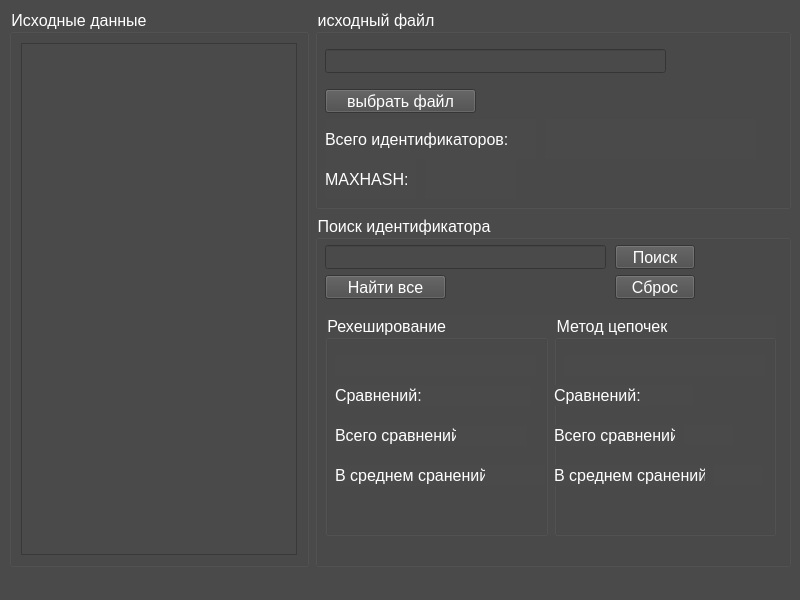
Old version of the form mainwindow.ui in the repository zelpold/FormalLanguages.
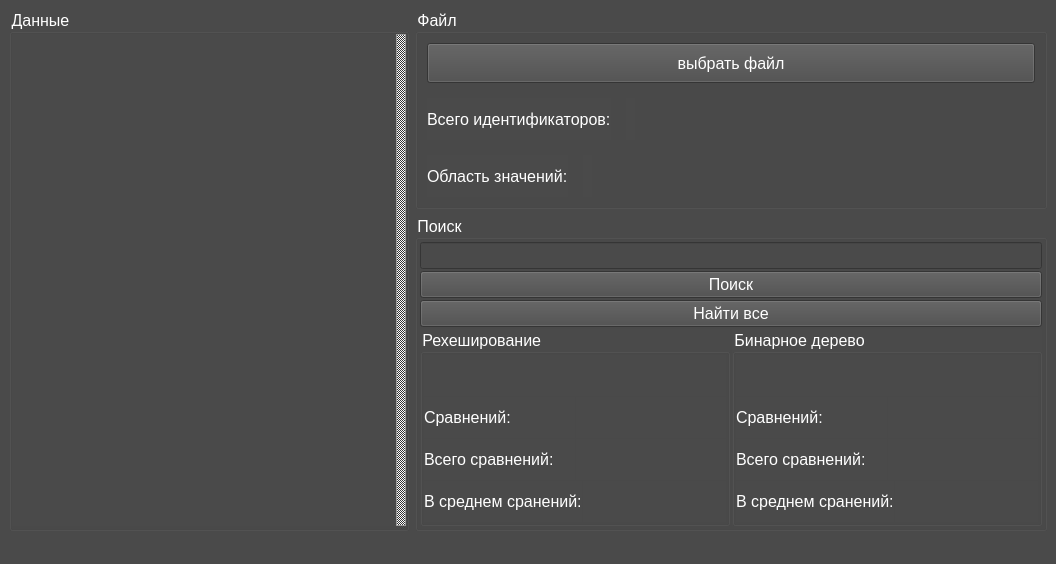
New version of the form.

The edit to the form file:
```diff
--- a/mainwindow.ui
+++ b/mainwindow.ui
@@ -6,8 +6,8 @@
    <rect>
     <x>0</x>
     <y>0</y>
-    <width>800</width>
-    <height>600</height>
+    <width>1056</width>
+    <height>564</height>
    </rect>
   </property>
   <property name="windowTitle">
@@ -18,12 +18,43 @@
 background:#4a4a4a;
 color:#fff;
 font-size:16px;
-}</string>
+}
+QScrollBar:vertical {              
+        border: 1px solid #999999;
+        background:#333333;
+        width:10px;    
+        margin: 0px 0px 0px 0px;
+    }
+    QScrollBar::handle:vertical {
+        background: qlineargradient(x1:0, y1:0, x2:1, y2:0,
+        stop: 0 rgb(32, 47, 130), stop: 0.5 rgb(32, 47, 130), stop:1 rgb(32, 47, 130));
+        min-height: 0px;
+    }
+    QScrollBar::add-line:vertical {
+        background: qlineargradient(x1:0, y1:0, x2:1, y2:0,
+        stop: 0 rgb(32, 47, 130), stop: 0.5 rgb(32, 47, 130),  stop:1 rgb(32, 47, 130));
+        height: 0px;
+        subcontrol-position: bottom;
+        subcontrol-origin: margin;
+    }
+    QScrollBar::sub-line:vertical {
+        background: qlineargradient(x1:0, y1:0, x2:1, y2:0,
+        stop: 0  rgb(32, 47, 130), stop: 0.5 rgb(32, 47, 130),  stop:1 rgb(32, 47, 130));
+        height: 0 px;
+        subcontrol-position: top;
+        subcontrol-origin: margin;
+    }</string>
   </property>
   <widget class="QWidget" name="centralwidget">
    <layout class="QHBoxLayout" name="horizontalLayout">
     <item>
      <widget class="QGroupBox" name="groupBox_2">
+      <property name="minimumSize">
+       <size>
+        <width>400</width>
+        <height>0</height>
+       </size>
+      </property>
       <property name="maximumSize">
        <size>
         <width>300</width>
@@ -36,11 +67,42 @@
        </font>
       </property>
       <property name="title">
-       <string>Исходные данные</string>
+       <string>Данные</string>
       </property>
       <layout class="QVBoxLayout" name="verticalLayout_2">
+       <property name="spacing">
+        <number>0</number>
+       </property>
+       <property name="leftMargin">
+        <number>0</number>
+       </property>
+       <property name="topMargin">
+        <number>0</number>
+       </property>
+       <property name="rightMargin">
+        <number>0</number>
+       </property>
+       <property name="bottomMargin">
+        <number>2</number>
+       </property>
        <item>
-        <widget class="QListWidget" name="listId"/>
+        <widget class="QListWidget" name="listId">
+         <property name="frameShape">
+          <enum>QFrame::NoFrame</enum>
+         </property>
+         <property name="verticalScrollBarPolicy">
+          <enum>Qt::ScrollBarAlwaysOn</enum>
+         </property>
+         <property name="horizontalScrollBarPolicy">
+          <enum>Qt::ScrollBarAlwaysOff</enum>
+         </property>
+         <property name="sizeAdjustPolicy">
+          <enum>QAbstractScrollArea::AdjustIgnored</enum>
+         </property>
+         <property name="horizontalScrollMode">
+          <enum>QAbstractItemView::ScrollPerPixel</enum>
+         </property>
+        </widget>
        </item>
       </layout>
      </widget>
@@ -61,83 +123,88 @@
          </font>
         </property>
         <property name="title">
-         <string>исходный файл</string>
+         <string>Файл</string>
         </property>
-        <widget class="QLineEdit" name="fileEdit">
-         <property name="geometry">
-          <rect>
-           <x>10</x>
-           <y>40</y>
-           <width>341</width>
-           <height>24</height>
-          </rect>
+        <layout class="QVBoxLayout" name="verticalLayout_3">
+         <property name="spacing">
+          <number>15</number>
          </property>
-        </widget>
+         <item>
         <widget class="QPushButton" name="chooseFile">
-         <property name="geometry">
-          <rect>
-           <x>10</x>
-           <y>80</y>
-           <width>151</width>
-           <height>24</height>
-          </rect>
+           <property name="minimumSize">
+            <size>
+             <width>0</width>
+             <height>40</height>
+            </size>
          </property>
          <property name="text">
           <string>выбрать файл</string>
          </property>
         </widget>
+         </item>
+         <item>
+          <layout class="QHBoxLayout" name="horizontalLayout_3">
+           <item>
         <widget class="QLabel" name="label">
-         <property name="geometry">
-          <rect>
-           <x>10</x>
-           <y>110</y>
-           <width>211</width>
-           <height>40</height>
-          </rect>
-         </property>
          <property name="text">
           <string>Всего идентификаторов:</string>
          </property>
         </widget>
+           </item>
+           <item>
         <widget class="QLabel" name="id_num">
-         <property name="geometry">
-          <rect>
-           <x>230</x>
-           <y>110</y>
-           <width>211</width>
-           <height>40</height>
-          </rect>
-         </property>
          <property name="text">
           <string/>
          </property>
         </widget>
+           </item>
+           <item>
+            <spacer name="horizontalSpacer">
+             <property name="orientation">
+              <enum>Qt::Horizontal</enum>
+             </property>
+             <property name="sizeHint" stdset="0">
+              <size>
+               <width>40</width>
+               <height>20</height>
+              </size>
+             </property>
+            </spacer>
+           </item>
+          </layout>
+         </item>
+         <item>
+          <layout class="QHBoxLayout" name="horizontalLayout_4">
+           <item>
         <widget class="QLabel" name="label_2">
-         <property name="geometry">
-          <rect>
-           <x>10</x>
-           <y>150</y>
-           <width>91</width>
-           <height>40</height>
-          </rect>
-         </property>
          <property name="text">
-          <string>MAXHASH:</string>
-         </property>
-        </widget>
+              <string>Область значений:</string>
+             </property>
+            </widget>
+           </item>
+           <item>
         <widget class="QLabel" name="maxhash">
-         <property name="geometry">
-          <rect>
-           <x>110</x>
-           <y>150</y>
-           <width>91</width>
-           <height>40</height>
-          </rect>
-         </property>
          <property name="text">
           <string/>
          </property>
         </widget>
+           </item>
+           <item>
+            <spacer name="horizontalSpacer_2">
+             <property name="orientation">
+              <enum>Qt::Horizontal</enum>
+             </property>
+             <property name="sizeHint" stdset="0">
+              <size>
+               <width>40</width>
+               <height>20</height>
+              </size>
+             </property>
+            </spacer>
+           </item>
+          </layout>
+         </item>
+        </layout>
        </widget>
       </item>
       <item>
@@ -148,265 +215,224 @@
          </font>
         </property>
         <property name="title">
-         <string>Поиск идентификатора</string>
+         <string>Поиск</string>
         </property>
+        <layout class="QVBoxLayout" name="verticalLayout_4">
+         <property name="spacing">
+          <number>2</number>
+         </property>
+         <property name="leftMargin">
+          <number>2</number>
+         </property>
+         <property name="topMargin">
+          <number>2</number>
+         </property>
+         <property name="rightMargin">
+          <number>2</number>
+         </property>
+         <property name="bottomMargin">
+          <number>2</number>
+         </property>
+         <item>
+          <widget class="QLineEdit" name="searchIdEdit"/>
+         </item>
+         <item>
         <widget class="QPushButton" name="searchButton">
-         <property name="geometry">
-          <rect>
-           <x>300</x>
-           <y>30</y>
-           <width>80</width>
-           <height>24</height>
-          </rect>
-         </property>
          <property name="text">
           <string>Поиск</string>
          </property>
         </widget>
-        <widget class="QPushButton" name="clearButton">
-         <property name="geometry">
-          <rect>
-           <x>300</x>
-           <y>60</y>
-           <width>80</width>
-           <height>24</height>
-          </rect>
-         </property>
-         <property name="text">
-          <string>Сброс</string>
-         </property>
-        </widget>
-        <widget class="QLineEdit" name="searchIdEdit">
-         <property name="geometry">
-          <rect>
-           <x>10</x>
-           <y>30</y>
-           <width>281</width>
-           <height>24</height>
-          </rect>
-         </property>
-        </widget>
+         </item>
+         <item>
         <widget class="QPushButton" name="searchAllButton">
-         <property name="geometry">
-          <rect>
-           <x>10</x>
-           <y>60</y>
-           <width>121</width>
-           <height>24</height>
-          </rect>
-         </property>
          <property name="text">
           <string>Найти все</string>
          </property>
         </widget>
-        <widget class="QWidget" name="horizontalLayoutWidget">
-         <property name="geometry">
-          <rect>
-           <x>10</x>
-           <y>100</y>
-           <width>451</width>
-           <height>221</height>
-          </rect>
-         </property>
+         </item>
+         <item>
          <layout class="QHBoxLayout" name="horizontalLayout_2">
           <item>
            <widget class="QGroupBox" name="groupBox_4">
             <property name="title">
              <string>Рехеширование </string>
             </property>
+             <layout class="QVBoxLayout" name="verticalLayout_5">
+              <property name="spacing">
+               <number>1</number>
+              </property>
+              <property name="leftMargin">
+               <number>1</number>
+              </property>
+              <property name="topMargin">
+               <number>1</number>
+              </property>
+              <property name="rightMargin">
+               <number>1</number>
+              </property>
+              <property name="bottomMargin">
+               <number>1</number>
+              </property>
+              <item>
+               <layout class="QHBoxLayout" name="horizontalLayout_5">
+                <item>
             <widget class="QLabel" name="result">
-             <property name="geometry">
-              <rect>
-               <x>10</x>
-               <y>40</y>
-               <width>201</width>
-               <height>21</height>
-              </rect>
-             </property>
              <property name="text">
               <string/>
              </property>
             </widget>
+                </item>
+               </layout>
+              </item>
+              <item>
+               <layout class="QHBoxLayout" name="horizontalLayout_6">
+                <item>
             <widget class="QLabel" name="label_3">
-             <property name="geometry">
-              <rect>
-               <x>10</x>
-               <y>70</y>
-               <width>91</width>
-               <height>21</height>
-              </rect>
-             </property>
              <property name="text">
               <string>Сравнений:</string>
              </property>
             </widget>
-            <widget class="QLabel" name="label_4">
-             <property name="geometry">
-              <rect>
-               <x>10</x>
-               <y>110</y>
-               <width>121</width>
-               <height>21</height>
-              </rect>
-             </property>
-             <property name="text">
-              <string>Всего сравнений: </string>
-             </property>
-            </widget>
-            <widget class="QLabel" name="label_5">
-             <property name="geometry">
-              <rect>
-               <x>10</x>
-               <y>150</y>
-               <width>151</width>
-               <height>21</height>
-              </rect>
-             </property>
-             <property name="text">
-              <string>В среднем сранений:</string>
-             </property>
-            </widget>
+                </item>
+                <item>
             <widget class="QLabel" name="compareCount">
-             <property name="geometry">
-              <rect>
-               <x>96</x>
-               <y>71</y>
-               <width>110</width>
-               <height>20</height>
-              </rect>
-             </property>
              <property name="text">
               <string/>
              </property>
             </widget>
+                </item>
+               </layout>
+              </item>
+              <item>
+               <layout class="QHBoxLayout" name="horizontalLayout_7">
+                <item>
+                 <widget class="QLabel" name="label_4">
+                  <property name="text">
+                   <string>Всего сравнений: </string>
+                  </property>
+                 </widget>
+                </item>
+                <item>
             <widget class="QLabel" name="allCompareCount">
-             <property name="geometry">
-              <rect>
-               <x>132</x>
-               <y>111</y>
-               <width>70</width>
-               <height>20</height>
-              </rect>
-             </property>
              <property name="text">
               <string/>
              </property>
             </widget>
+                </item>
+               </layout>
+              </item>
+              <item>
+               <layout class="QHBoxLayout" name="horizontalLayout_8">
+                <item>
+                 <widget class="QLabel" name="label_5">
+                  <property name="text">
+                   <string>В среднем сранений:</string>
+                  </property>
+                 </widget>
+                </item>
+                <item>
             <widget class="QLabel" name="average">
-             <property name="geometry">
-              <rect>
-               <x>160</x>
-               <y>150</y>
-               <width>60</width>
-               <height>20</height>
-              </rect>
-             </property>
              <property name="text">
               <string/>
              </property>
             </widget>
+                </item>
+               </layout>
+              </item>
+             </layout>
            </widget>
           </item>
           <item>
            <widget class="QGroupBox" name="groupBox_5">
             <property name="title">
-             <string>Метод цепочек</string>
-            </property>
+              <string>Бинарное дерево</string>
+             </property>
+             <layout class="QVBoxLayout" name="verticalLayout_6">
+              <property name="spacing">
+               <number>1</number>
+              </property>
+              <property name="leftMargin">
+               <number>1</number>
+              </property>
+              <property name="topMargin">
+               <number>1</number>
+              </property>
+              <property name="rightMargin">
+               <number>1</number>
+              </property>
+              <property name="bottomMargin">
+               <number>1</number>
+              </property>
+              <item>
+               <layout class="QHBoxLayout" name="horizontalLayout_9">
+                <item>
+                 <widget class="QLabel" name="result2">
+                  <property name="text">
+                   <string/>
+                  </property>
+                 </widget>
+                </item>
+               </layout>
+              </item>
+              <item>
+               <layout class="QHBoxLayout" name="horizontalLayout_10">
+                <item>
             <widget class="QLabel" name="label_9">
-             <property name="geometry">
-              <rect>
-               <x>0</x>
-               <y>70</y>
-               <width>91</width>
-               <height>21</height>
-              </rect>
-             </property>
              <property name="text">
               <string>Сравнений:</string>
              </property>
             </widget>
-            <widget class="QLabel" name="label_10">
-             <property name="geometry">
-              <rect>
-               <x>0</x>
-               <y>150</y>
-               <width>151</width>
-               <height>21</height>
-              </rect>
-             </property>
-             <property name="text">
-              <string>В среднем сранений:</string>
-             </property>
-            </widget>
-            <widget class="QLabel" name="average2">
-             <property name="geometry">
-              <rect>
-               <x>160</x>
-               <y>150</y>
-               <width>49</width>
-               <height>20</height>
-              </rect>
-             </property>
-             <property name="text">
-              <string/>
-             </property>
-            </widget>
+                </item>
+                <item>
             <widget class="QLabel" name="comareCount2">
-             <property name="geometry">
-              <rect>
-               <x>90</x>
-               <y>70</y>
-               <width>49</width>
-               <height>20</height>
-              </rect>
-             </property>
              <property name="text">
               <string/>
              </property>
             </widget>
+                </item>
+               </layout>
+              </item>
+              <item>
+               <layout class="QHBoxLayout" name="horizontalLayout_11">
+                <item>
             <widget class="QLabel" name="label_13">
-             <property name="geometry">
-              <rect>
-               <x>0</x>
-               <y>110</y>
-               <width>121</width>
-               <height>21</height>
-              </rect>
-             </property>
              <property name="text">
               <string>Всего сравнений: </string>
              </property>
             </widget>
+                </item>
+                <item>
             <widget class="QLabel" name="allCompareCount2">
-             <property name="geometry">
-              <rect>
-               <x>130</x>
-               <y>110</y>
-               <width>49</width>
-               <height>20</height>
-              </rect>
-             </property>
              <property name="text">
               <string/>
              </property>
             </widget>
-            <widget class="QLabel" name="result2">
-             <property name="geometry">
-              <rect>
-               <x>10</x>
-               <y>40</y>
-               <width>201</width>
-               <height>21</height>
-              </rect>
-             </property>
+                </item>
+               </layout>
+              </item>
+              <item>
+               <layout class="QHBoxLayout" name="horizontalLayout_12">
+                <item>
+                 <widget class="QLabel" name="label_10">
+                  <property name="text">
+                   <string>В среднем сранений:</string>
+                  </property>
+                 </widget>
+                </item>
+                <item>
+                 <widget class="QLabel" name="average2">
              <property name="text">
               <string/>
              </property>
             </widget>
-           </widget>
-          </item>
-         </layout>
-        </widget>
+                </item>
+               </layout>
+              </item>
+             </layout>
+            </widget>
+           </item>
+          </layout>
+         </item>
+        </layout>
        </widget>
       </item>
      </layout>
```
Left out of the diff: 4 changed lines with no effect on the pictures. Lines whose indentation alone changed are shown as unchanged.
